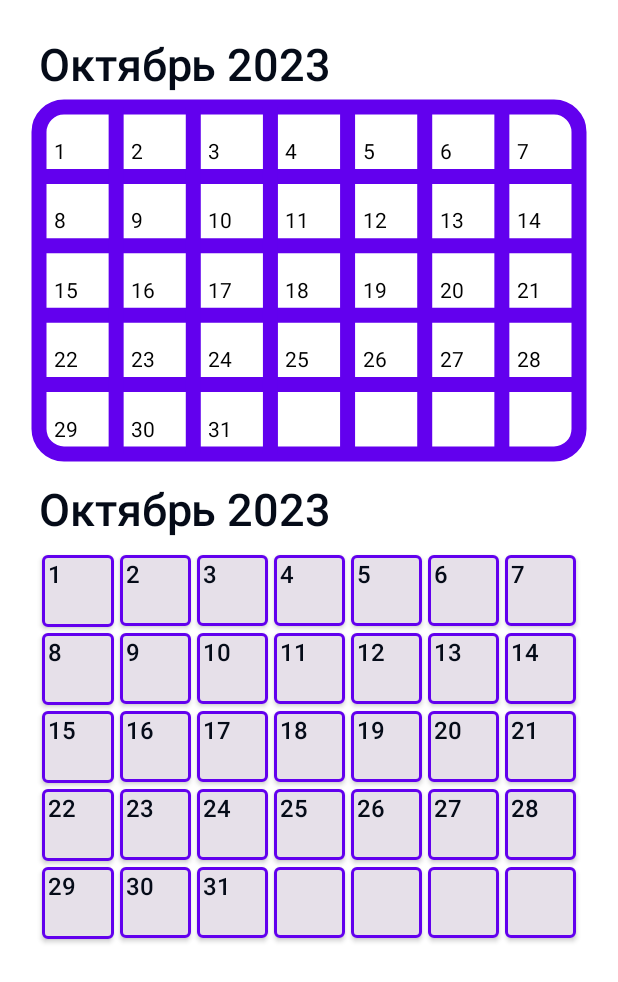
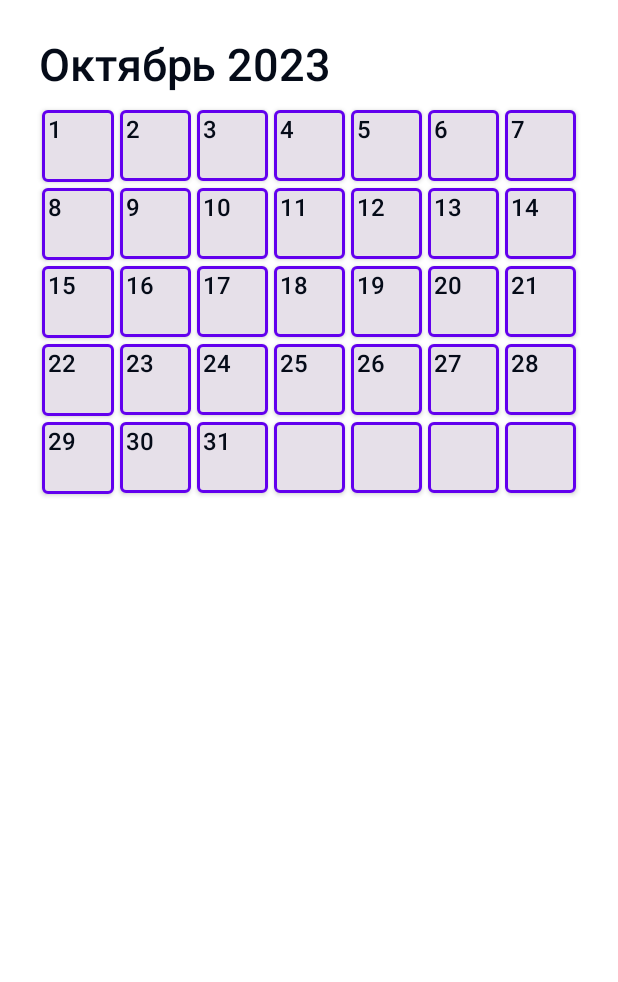
Before and after one commit to Eganin/RadoApp, an Android app built with Jetpack Compose: the composable ActiveRequestsForDriverView shown on its own in the app's theme, after a tap on "10", on a phone screen of 412 x 824 dp. Shown: the top 982 px of the screen. Run offline under Robolectric (Android 15) with nearby library versions, the phone set to English and light mode, and no system bars; libraries missing offline, so code that uses them is left out: io.github.aakira.napier; 2 statements that could not run were skipped.

Commit message:
remove old calendarview and added animate for cell day

```diff
--- a/common/core-compose/src/commonMain/kotlin/widgets/active/CalendarView.kt
+++ b/common/core-compose/src/commonMain/kotlin/widgets/active/CalendarView.kt
@@ -1,39 +1,34 @@
 package widgets.active
 
-import androidx.compose.animation.core.animate
+import androidx.compose.animation.core.Animatable
 import androidx.compose.animation.core.tween
-import androidx.compose.foundation.Canvas
-import androidx.compose.foundation.gestures.detectTapGestures
-import androidx.compose.foundation.layout.Arrangement
-import androidx.compose.foundation.layout.Column
-import androidx.compose.foundation.layout.fillMaxSize
+import androidx.compose.foundation.BorderStroke
+import androidx.compose.foundation.clickable
+import androidx.compose.foundation.interaction.MutableInteractionSource
+import androidx.compose.foundation.layout.*
+import androidx.compose.foundation.shape.RoundedCornerShape
+import androidx.compose.material3.Card
+import androidx.compose.material3.CardDefaults
 import androidx.compose.material3.Text
 import androidx.compose.runtime.*
 import androidx.compose.ui.Modifier
-import androidx.compose.ui.geometry.CornerRadius
-import androidx.compose.ui.geometry.Offset
-import androidx.compose.ui.geometry.Size
-import androidx.compose.ui.graphics.Brush
-import androidx.compose.ui.graphics.Color
-import androidx.compose.ui.graphics.Path
-import androidx.compose.ui.graphics.drawscope.Stroke
-import androidx.compose.ui.graphics.drawscope.clipPath
-import androidx.compose.ui.graphics.nativeCanvas
-import androidx.compose.ui.input.pointer.pointerInput
-import androidx.compose.ui.text.drawText
+import androidx.compose.ui.draw.scale
 import androidx.compose.ui.text.font.FontWeight
-import androidx.compose.ui.text.rememberTextMeasurer
+import androidx.compose.ui.text.style.TextAlign
 import androidx.compose.ui.unit.dp
 import androidx.compose.ui.unit.sp
+import io.github.aakira.napier.log
 import kotlinx.coroutines.launch
 import theme.Theme
 import time.convertDateTime
+import time.convertDayMonthYearToDateAndTimeToDateAnswer
 
 @Composable
 fun CalendarView(
+    submitInfo: (String) -> Unit,
     modifier: Modifier = Modifier,
-    onDayClick: (Int) -> Unit,
-    strokeWidth: Float = 15f
+    animationDuration: Int = 100,
+    scaleDown: Float = 0.9f
 ) {
     val datetime by remember {
         mutableStateOf(convertDateTime())
@@ -51,24 +46,9 @@ fun CalendarView(
         mutableStateOf(datetime.third)
     }
 
-    var canvasSize by remember {
-        mutableStateOf(Size.Zero)
+    var counterDays by remember {
+        mutableStateOf(0)
     }
-    var clickAnimationOffset by remember {
-        mutableStateOf(Offset.Zero)
-    }
-
-    var animationRadius by remember {
-        mutableStateOf(0f)
-    }
-
-    val calendarInput by remember {
-        mutableStateOf(createCalendarList(daysInMonth = daysInMonth))
-    }
-
-    val scope = rememberCoroutineScope()
-
-    val textMeasurer = rememberTextMeasurer()
 
     Column(
         modifier = modifier,
@@ -80,125 +60,89 @@ fun CalendarView(
             color = Theme.colors.primaryTextColor,
             fontSize = 30.sp
         )
-        Canvas(
-            modifier = Modifier
-                .fillMaxSize()
-                .pointerInput(true) {
-                    detectTapGestures(
-                        onTap = { offset ->
-                            val column =
-                                (offset.x / canvasSize.width * CALENDAR_COLUMNS).toInt() + 1
-                            val row = (offset.y / canvasSize.height * CALENDAR_ROWS).toInt() + 1
-                            val day = column + (row - 1) * CALENDAR_COLUMNS
-                            if (day <= calendarInput.size) {
-                                onDayClick(day)
-                                clickAnimationOffset = offset
-                                scope.launch {
-                                    animate(0f, 225f, animationSpec = tween(300)) { value, _ ->
-                                        animationRadius = value
+        Column(modifier = Modifier.fillMaxWidth()) {
+            ROWS_COUNT_IN_CALENDAR.forEach { row ->
+                Row(modifier = Modifier.fillMaxWidth()) {
+                    COLUMNS_COUNT_IN_CALENDAR.forEach { column ->
+                        counterDays++
+                        if (counterDays <= daysInMonth) {
+                            DayCells(
+                                text = counterDays.toString(),
+                                animationDuration = animationDuration,
+                                scaleDown = scaleDown
+                            ) { day ->
+                                submitInfo.invoke(
+                                    convertDayMonthYearToDateAndTimeToDateAnswer(
+                                        year = year,
+                                        month = month,
+                                        day = day
+                                    ).also {
+                                        log(tag = TAG) { it }
                                     }
-                                }
+                                )
                             }
-
+                        } else {
+                            DayCells(
+                                animationDuration = animationDuration,
+                                scaleDown = scaleDown
+                            )
                         }
-                    )
-                }
-        ) {
-            val canvasHeight = size.height
-            val canvasWidth = size.width
-            canvasSize = Size(canvasWidth, canvasHeight)
-            val ySteps = canvasHeight / CALENDAR_ROWS
-            val xSteps = canvasWidth / CALENDAR_COLUMNS
-
-            val column = (clickAnimationOffset.x / canvasSize.width * CALENDAR_COLUMNS).toInt() + 1
-            val row = (clickAnimationOffset.y / canvasSize.height * CALENDAR_ROWS).toInt() + 1
-
-            val path = Path().apply {
-                moveTo((column - 1) * xSteps, (row - 1) * ySteps)
-                lineTo(column * xSteps, (row - 1) * ySteps)
-                lineTo(column * xSteps, row * ySteps)
-                lineTo((column - 1) * xSteps, row * ySteps)
-                close()
-            }
-
-            clipPath(path) {
-                drawCircle(
-                    brush = Brush.radialGradient(
-                        listOf(calendarColor.copy(0.8f), calendarColor.copy(0.2f)),
-                        center = clickAnimationOffset,
-                        radius = animationRadius + 0.1f
-                    ),
-                    radius = animationRadius + 0.1f,
-                    center = clickAnimationOffset
-                )
-            }
-
-            drawRoundRect(
-                calendarColor,
-                cornerRadius = CornerRadius(25f, 25f),
-                style = Stroke(
-                    width = strokeWidth
-                )
-            )
-
-            for (i in 1 until CALENDAR_ROWS) {
-                drawLine(
-                    color = calendarColor,
-                    start = Offset(0f, ySteps * i),
-                    end = Offset(canvasWidth, ySteps * i),
-                    strokeWidth = strokeWidth
-                )
-            }
-            for (i in 1 until CALENDAR_COLUMNS) {
-                drawLine(
-                    color = calendarColor,
-                    start = Offset(xSteps * i, 0f),
-                    end = Offset(xSteps * i, canvasHeight),
-                    strokeWidth = strokeWidth
-                )
-            }
-            val textHeight = 17.dp.toPx()
-            for (i in calendarInput.indices) {
-                val textPositionX = xSteps * (i % CALENDAR_COLUMNS) + strokeWidth
-                val textPositionY = (i / CALENDAR_COLUMNS) * ySteps + textHeight + strokeWidth / 2
-                drawContext.canvas.nativeCanvas.apply {
-                    drawText(
-                        textMeasurer = textMeasurer,
-                        text = "${i + 1}",
-                        topLeft = Offset(
-                            x = textPositionX,
-                            y = textPositionY
-                        )
-                    )
+                    }
                 }
             }
         }
     }
 }
 
-val calendarColor = Color(0xFF6200EE)
+@Composable
+private fun RowScope.DayCells(
+    text: String = "",
+    animationDuration: Int = 100,
+    scaleDown: Float = 0.9f,
+    onDayClick: (Int) -> Unit = {}
+) {
+    val interactionSource = MutableInteractionSource()
 
-fun createCalendarList(daysInMonth:Int): List<CalendarInput> {
-    val calendarInputs = mutableListOf<CalendarInput>()
-    for (i in 1..daysInMonth) {
-        calendarInputs.add(
-            CalendarInput(
-                i,
-                toDos = listOf(
-                    "Day $i:",
-                    "2 p.m. Buying groceries",
-                    "4 p.m. Meeting with Larissa"
-                )
-            )
+    val coroutineScope = rememberCoroutineScope()
+
+    val scale = remember {
+        Animatable(1f)
+    }
+
+    Card(
+        modifier = Modifier.scale(scale = scale.value).aspectRatio(1f).weight(1f).padding(2.dp)
+            .clickable(interactionSource = interactionSource, indication = null) {
+                coroutineScope.launch {
+                    scale.animateTo(
+                        scaleDown,
+                        animationSpec = tween(animationDuration),
+                    )
+                    scale.animateTo(
+                        1f,
+                        animationSpec = tween(animationDuration),
+                    )
+                }
+                if (text.isNotEmpty()) onDayClick.invoke(text.toInt())
+            },
+        shape = RoundedCornerShape(4.dp),
+        elevation = CardDefaults.cardElevation(
+            defaultElevation = 2.dp,
+            focusedElevation = 4.dp,
+            pressedElevation = 6.dp
+        ),
+        border = BorderStroke(2.dp, Theme.colors.highlightColor)
+    ) {
+        Text(
+            text = text,
+            fontWeight = FontWeight.SemiBold,
+            color = Theme.colors.primaryTextColor,
+            fontSize = 16.sp,
+            modifier = Modifier.padding(4.dp),
+            textAlign = TextAlign.Center
         )
     }
-    return calendarInputs
 }
 
-data class CalendarInput(
-    val day: Int,
-    val toDos: List<String> = emptyList()
-)
-
-private const val CALENDAR_ROWS = 5
-private const val CALENDAR_COLUMNS = 7
+private val ROWS_COUNT_IN_CALENDAR = (1..5)
+private val COLUMNS_COUNT_IN_CALENDAR = (1..7)
+private const val TAG = "CalendarView"
--- a/common/core-compose/src/commonMain/kotlin/widgets/active/NewCalendarView.kt
+++ /dev/null
@@ -1,114 +0,0 @@
-package widgets.active
-
-import androidx.compose.foundation.BorderStroke
-import androidx.compose.foundation.clickable
-import androidx.compose.foundation.layout.*
-import androidx.compose.foundation.shape.RoundedCornerShape
-import androidx.compose.material3.Card
-import androidx.compose.material3.CardDefaults
-import androidx.compose.material3.Text
-import androidx.compose.runtime.*
-import androidx.compose.ui.Modifier
-import androidx.compose.ui.text.font.FontWeight
-import androidx.compose.ui.text.style.TextAlign
-import androidx.compose.ui.unit.dp
-import androidx.compose.ui.unit.sp
-import io.github.aakira.napier.log
-import theme.Theme
-import time.convertDateTime
-import time.convertDayMonthYearToDateAndTimeToDateAnswer
-
-@Composable
-fun NewCalendarView(
-    modifier: Modifier = Modifier,
-    //Pair - date , time
-    submitInfo: (String) -> Unit,
-    strokeWidth: Float = 15f
-) {
-    val datetime by remember {
-        mutableStateOf(convertDateTime())
-    }
-
-    val month by remember {
-        mutableStateOf(datetime.second)
-    }
-
-    val year by remember {
-        mutableStateOf(datetime.first)
-    }
-
-    val daysInMonth by remember {
-        mutableStateOf(datetime.third)
-    }
-
-    val scope = rememberCoroutineScope()
-
-    var counterDays by remember {
-        mutableStateOf(0)
-    }
-
-    Column(
-        modifier = modifier,
-        verticalArrangement = Arrangement.spacedBy(10.dp)
-    ) {
-        Text(
-            text = "$month $year",
-            fontWeight = FontWeight.SemiBold,
-            color = Theme.colors.primaryTextColor,
-            fontSize = 30.sp
-        )
-        Column(modifier = Modifier.fillMaxWidth()) {
-            ROWS_COUNT_IN_CALENDAR.forEach { row ->
-                Row(modifier = Modifier.fillMaxWidth()) {
-                    COLUMNS_COUNT_IN_CALENDAR.forEach { column ->
-                        counterDays++
-                        if (counterDays <= daysInMonth) {
-                            DayCells(text = counterDays.toString()) { day ->
-                                submitInfo.invoke(
-                                    convertDayMonthYearToDateAndTimeToDateAnswer(
-                                        year = year,
-                                        month = month,
-                                        day = day
-                                    ).also {
-                                        log(tag = TAG) { it }
-                                    }
-                                )
-                            }
-                        } else {
-                            DayCells()
-                        }
-                    }
-                }
-            }
-        }
-    }
-}
-
-@Composable
-private fun RowScope.DayCells(text: String = "", onDayClick: (Int) -> Unit = {}) {
-    Card(
-        modifier = Modifier.aspectRatio(1f).weight(1f).padding(2.dp).clickable {
-            onDayClick.invoke(text.toInt())
-        },
-        shape = RoundedCornerShape(4.dp),
-        elevation = CardDefaults.cardElevation(
-            defaultElevation = 2.dp,
-            focusedElevation = 4.dp,
-            pressedElevation = 6.dp
-        ),
-        border = BorderStroke(2.dp, Theme.colors.highlightColor)
-    ) {
-        Text(
-            text = text,
-            fontWeight = FontWeight.SemiBold,
-            color = Theme.colors.primaryTextColor,
-            fontSize = 16.sp,
-            modifier = Modifier.padding(4.dp),
-            textAlign = TextAlign.Center
-        )
-    }
-}
-
-private val ROWS_COUNT_IN_CALENDAR = (1..5)
-private val COLUMNS_COUNT_IN_CALENDAR = (1..7)
-private const val TAG = "CalendarView"
--- a/common/driver/active/compose/src/commonMain/kotlin/ActiveRequestForDriverView.kt
+++ b/common/driver/active/compose/src/commonMain/kotlin/ActiveRequestForDriverView.kt
@@ -1,5 +1,8 @@
 import androidx.compose.foundation.background
-import androidx.compose.foundation.layout.*
+import androidx.compose.foundation.layout.Column
+import androidx.compose.foundation.layout.fillMaxSize
+import androidx.compose.foundation.layout.fillMaxWidth
+import androidx.compose.foundation.layout.padding
 import androidx.compose.foundation.rememberScrollState
 import androidx.compose.foundation.verticalScroll
 import androidx.compose.runtime.Composable
@@ -7,7 +10,6 @@ import androidx.compose.ui.Modifier
 import androidx.compose.ui.unit.dp
 import theme.Theme
 import widgets.active.CalendarView
-import widgets.active.NewCalendarView
 
 @Composable
 fun ActiveRequestsForDriverView(modifier: Modifier = Modifier) {
@@ -16,15 +18,6 @@ fun ActiveRequestsForDriverView(modifier: Modifier = Modifier) {
             .verticalScroll(rememberScrollState())
     ) {
         CalendarView(
-            onDayClick = { day ->
-
-            },
-            modifier = Modifier
-                .padding(10.dp)
-                .fillMaxWidth()
-                .aspectRatio(1.3f)
-        )
-        NewCalendarView(
             submitInfo = { date ->
 
             },
```
